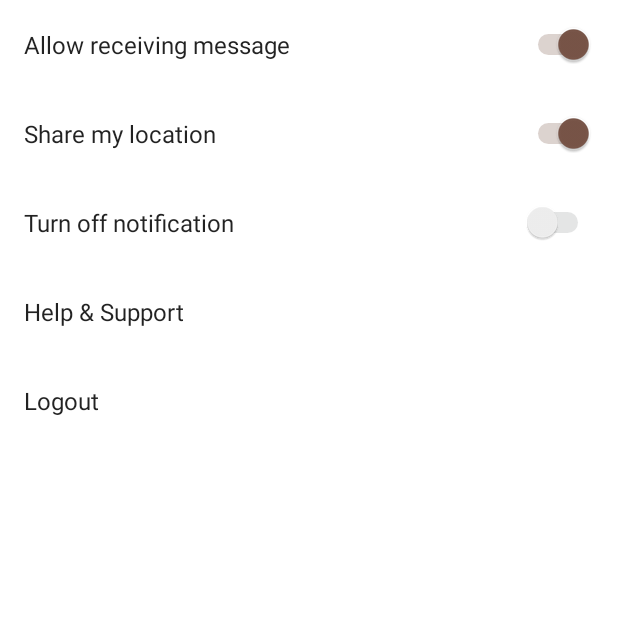
After one commit to ziggy192/Coffriend, an Android app: the fragment SettingsFragment shown on its own in the app's theme, on a phone screen of 412 x 824 dp, the top half of it. The commit adds this screen. Run offline under Robolectric (Android 15) with nearby library versions, the phone set to English and light mode, and no system bars.

Commit message:
Add Setting Fragment

```diff
--- /dev/null
+++ b/app/src/main/java/com/ziggy/coffriend/SettingsFragment.java
@@ -0,0 +1,177 @@
+package com.ziggy.coffriend;
+
+import android.content.Context;
+import android.database.DataSetObserver;
+import android.net.Uri;
+import android.os.Bundle;
+import android.support.annotation.NonNull;
+import android.support.annotation.Nullable;
+import android.support.v4.app.Fragment;
+import android.support.v7.widget.LinearLayoutManager;
+import android.support.v7.widget.RecyclerView;
+import android.view.LayoutInflater;
+import android.view.View;
+import android.view.ViewGroup;
+import android.widget.Adapter;
+import android.widget.ListAdapter;
+import android.widget.ListView;
+import android.widget.Switch;
+import android.widget.TextView;
+
+
+public class SettingsFragment extends Fragment {
+
+
+    private RecyclerView rvSettings;
+    public SettingsFragment() {
+        // Required empty public constructor
+    }
+
+    public static SettingsFragment newInstance() {
+        SettingsFragment fragment = new SettingsFragment();
+        Bundle args = new Bundle();
+        fragment.setArguments(args);
+        return fragment;
+    }
+
+    @Override
+    public void onCreate(Bundle savedInstanceState) {
+        super.onCreate(savedInstanceState);
+    }
+
+    @Override
+    public View onCreateView(LayoutInflater inflater, ViewGroup container,
+                             Bundle savedInstanceState) {
+        // Inflate the layout for this fragment
+        return inflater.inflate(R.layout.fragment_settings, container, false);
+    }
+
+
+    @Override
+    public void onViewCreated(View view, @Nullable Bundle savedInstanceState) {
+        super.onViewCreated(view, savedInstanceState);
+        rvSettings = view.findViewById(R.id.rvSettings);
+        rvSettings.setLayoutManager(new LinearLayoutManager(getActivity()));
+        rvSettings.setAdapter(new SettingAdapter(getActivity()));
+
+    }
+
+    @Override
+    public void onAttach(Context context) {
+        super.onAttach(context);
+    }
+
+    @Override
+    public void onDetach() {
+        super.onDetach();
+    }
+
+    public static class SettingVH extends RecyclerView.ViewHolder {
+
+        private TextView tvTitle;
+        private Switch switchSetting;
+        public SettingVH(@NonNull View itemView) {
+            super(itemView);
+            tvTitle = itemView.findViewById(R.id.tvTitle);
+            switchSetting = itemView.findViewById(R.id.switchSetting);
+        }
+
+        public void bind(SettingModel model) {
+            tvTitle.setText(model.getTitle());
+            if (model.isSwitchShown()) {
+                switchSetting.setVisibility(View.VISIBLE);
+
+            } else {
+                switchSetting.setVisibility(View.INVISIBLE);
+            }
+
+            switchSetting.setChecked(model.isChecked());
+        }
+
+
+
+    }
+
+    public static class SettingModel {
+
+
+        private String title;
+        private boolean switchShown;
+
+        private boolean checked;
+
+        public SettingModel(String title, boolean switchShown, boolean checked) {
+            this.title = title;
+            this.checked = checked;
+            this.switchShown = switchShown;
+        }
+
+
+        public SettingModel(String title) {
+            this(title, true,false);
+        }
+
+        public String getTitle() {
+            return title;
+        }
+
+        public void setTitle(String title) {
+            this.title = title;
+        }
+
+        public boolean isChecked() {
+            return checked;
+        }
+
+        public void setChecked(boolean checked) {
+            this.checked = checked;
+        }
+
+        public boolean isSwitchShown() {
+            return switchShown;
+        }
+
+        public void setSwitchShown(boolean switchShown) {
+            this.switchShown = switchShown;
+        }
+
+    }
+
+
+    public static class SettingAdapter extends RecyclerView.Adapter<SettingVH> {
+
+        static final SettingModel[] settingList = new SettingModel[]{
+                new SettingModel("Allow receiving message", true, true),
+                new SettingModel("Share my location", true, true),
+                new SettingModel("Turn off notification", true, false),
+                new SettingModel("Help & Support", false, false),
+                new SettingModel("Logout", false, false)
+
+        };
+
+        Context mContext;
+
+        public SettingAdapter(Context mContext) {
+            this.mContext = mContext;
+        }
+
+        @NonNull
+        @Override
+        public SettingVH onCreateViewHolder(@NonNull ViewGroup viewGroup, int i) {
+            View view = LayoutInflater.from(mContext).inflate(R.layout.item_setting_list, viewGroup,false);
+            return new SettingVH(view);
+        }
+
+        @Override
+        public void onBindViewHolder(@NonNull SettingVH settingVH, int i) {
+            settingVH.bind(settingList[i]);
+        }
+
+        @Override
+        public int getItemCount() {
+            return settingList.length;
+        }
+    }
+
+
+}
--- a/app/src/main/res/layout/activity_history_list.xml
+++ b/app/src/main/res/layout/activity_history_list.xml
@@ -4,6 +4,7 @@
     xmlns:tools="http://schemas.android.com/tools"
     android:layout_width="match_parent"
     android:layout_height="600dp"
+    android:background="@color/white"
     tools:context=".AppBaseActivity">
 
     <android.support.v7.widget.RecyclerView
--- /dev/null
+++ b/app/src/main/res/layout/fragment_settings.xml
@@ -0,0 +1,18 @@
+<?xml version="1.0" encoding="utf-8"?>
+<FrameLayout xmlns:android="http://schemas.android.com/apk/res/android"
+    xmlns:tools="http://schemas.android.com/tools"
+    android:layout_width="match_parent"
+    android:layout_height="match_parent"
+    android:background="@color/white"
+    tools:context=".SettingsFragment">
+
+    <!-- TODO: Update blank fragment layout -->
+    <android.support.v7.widget.RecyclerView
+        android:id="@+id/rvSettings"
+        android:layout_width="match_parent"
+        android:layout_height="match_parent">
+
+    </android.support.v7.widget.RecyclerView>
+
+
+</FrameLayout>
--- /dev/null
+++ b/app/src/main/res/layout/item_setting_list.xml
@@ -0,0 +1,29 @@
+<?xml version="1.0" encoding="utf-8"?>
+<android.support.constraint.ConstraintLayout xmlns:android="http://schemas.android.com/apk/res/android"
+    android:layout_width="match_parent"
+    android:layout_height="wrap_content"
+    android:padding="16dp"
+    android:clickable="true"
+    android:focusable="true"
+    android:backgroundTint="@color/white"
+    android:backgroundTintMode="multiply"
+    android:background="@drawable/custom_ripple"
+    xmlns:app="http://schemas.android.com/apk/res-auto">
+    <TextView
+        android:id="@+id/tvTitle"
+        android:text="Allow receiving messages"
+        app:layout_constraintTop_toTopOf="parent"
+        app:layout_constraintBottom_toBottomOf="parent"
+        android:layout_width="wrap_content"
+        android:layout_height="wrap_content" />
+
+    <Switch
+        android:id="@+id/switchSetting"
+        app:layout_constraintRight_toRightOf="parent"
+        app:layout_constraintTop_toTopOf="parent"
+        app:layout_constraintBottom_toBottomOf="parent"
+        android:theme="@style/MySwitch"
+        android:layout_width="wrap_content"
+        android:layout_height="wrap_content" />
+
+</android.support.constraint.ConstraintLayout>
--- a/app/src/main/res/values/styles.xml
+++ b/app/src/main/res/values/styles.xml
@@ -24,7 +24,16 @@
         <!--<item name="floatingSearch_suggestionRightIconColor"></item>-->
         <!--<item name="floatingSearch_actionMenuOverflowColor"></item>-->
     </style>
+    <style name="MySwitch" parent="Theme.AppCompat.Light">
+        <!-- active thumb & track color (30% transparency) -->
+        <item name="colorControlActivated">@color/colorPrimaryBrown</item>
 
+        <!-- inactive thumb color -->
+        <!--<item name="colorSwitchThumbNormal">@color/colorPrimaryBrown</item>-->
+
+        <!-- inactive track color (30% transparency) -->
+        <item name="android:colorForeground">@color/grey</item>
+    </style>
     <style name="BackActionBar" parent="Theme.MaterialComponents.Light.DarkActionBar">
         <!-- Customize your theme here. -->
         <item name="android:textAppearanceListItem">@color/colorPrimaryBrown</item>
```
Also changed, not shown: app/src/main/AndroidManifest.xml (+6 -7 lines), app/src/main/java/com/ziggy/coffriend/AppBaseActivity.java (+8 -0 lines), app/src/main/res/values/strings.xml (+73 -0 lines).
